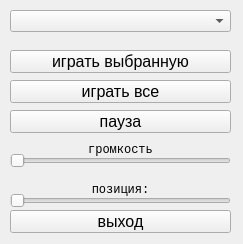
Above: SoundForm.ui from psesg/SoundAlpha before the change. Below: the same form after it.
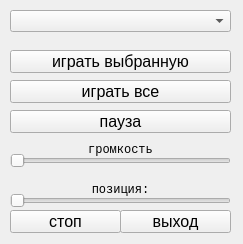
That is the form after the change. Icons and pictures are not drawn.

Patch:
```diff
--- a/SoundForm.ui
+++ b/SoundForm.ui
@@ -100,9 +100,9 @@
    <widget class="QPushButton" name="pushButton_Exit">
     <property name="geometry">
      <rect>
-      <x>10</x>
+      <x>120</x>
       <y>210</y>
-      <width>221</width>
+      <width>111</width>
       <height>23</height>
      </rect>
     </property>
@@ -239,6 +239,27 @@
      <string>играть все</string>
     </property>
    </widget>
+   <widget class="QPushButton" name="pushButton_Stop">
+    <property name="geometry">
+     <rect>
+      <x>10</x>
+      <y>210</y>
+      <width>111</width>
+      <height>23</height>
+     </rect>
+    </property>
+    <property name="font">
+     <font>
+      <family>Arial</family>
+      <pointsize>12</pointsize>
+      <weight>50</weight>
+      <bold>false</bold>
+     </font>
+    </property>
+    <property name="text">
+     <string>стоп</string>
+    </property>
+   </widget>
   </widget>
  </widget>
  <resources/>
```
